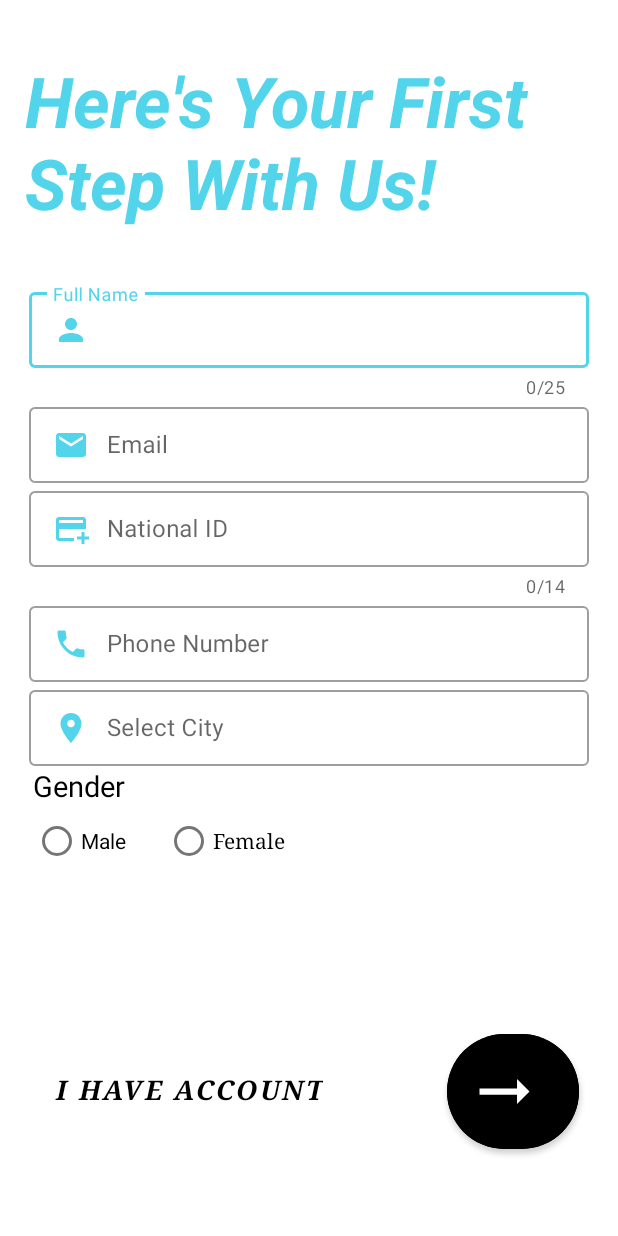
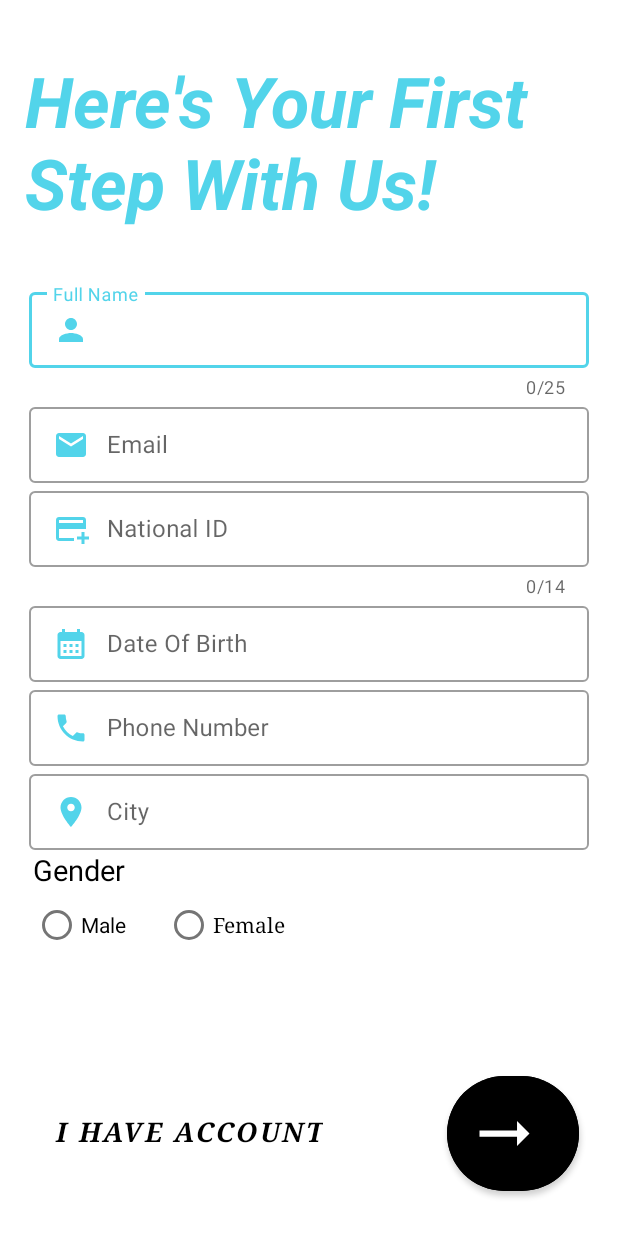
Before and after one commit to Hanan-Elsayed/Can-You..-, an Android app: the Signup1Fragment screen opened directly, with no data from a screen before it, on a phone screen of 412 x 824 dp. Run offline under Robolectric (Android 15) with nearby library versions, the phone set to English and light mode, and no system bars; our stand-ins replace sdp/ssp sizes.

Commit message:
Date Picker

```diff
--- a/app/src/main/java/com/example/canyou/Signup1Fragment.java
+++ b/app/src/main/java/com/example/canyou/Signup1Fragment.java
@@ -1,5 +1,9 @@
 package com.example.canyou;
 
+import android.app.DatePickerDialog;
+import android.graphics.Color;
+import android.graphics.drawable.ColorDrawable;
+import android.graphics.drawable.Drawable;
 import android.os.Bundle;
 
 import androidx.fragment.app.Fragment;
@@ -7,41 +11,29 @@ import androidx.fragment.app.Fragment;
 import android.view.LayoutInflater;
 import android.view.View;
 import android.view.ViewGroup;
+import android.widget.DatePicker;
 
-/**
- * A simple {@link Fragment} subclass.
- * Use the {@link Signup1Fragment#newInstance} factory method to
- * create an instance of this fragment.
- */
+import com.google.android.material.textfield.TextInputEditText;
+import com.google.android.material.textfield.TextInputLayout;
+
+import java.time.Year;
+import java.util.Calendar;
+
+
 public class Signup1Fragment extends Fragment {
-
-    // TODO: Rename parameter arguments, choose names that match
-    // the fragment initialization parameters, e.g. ARG_ITEM_NUMBER
-    private static final String ARG_PARAM1 = "param1";
-    private static final String ARG_PARAM2 = "param2";
-
-    // TODO: Rename and change types of parameters
-    private String mParam1;
-    private String mParam2;
 
     public Signup1Fragment() {
         // Required empty public constructor
     }
+TextInputLayout dateOfBirth;
+    TextInputEditText dateOfBirthEt;
+    DatePickerDialog.OnDateSetListener setListener;
 
-    /**
-     * Use this factory method to create a new instance of
-     * this fragment using the provided parameters.
-     *
-     * @param param1 Parameter 1.
-     * @param param2 Parameter 2.
-     * @return A new instance of fragment Signup1Fragment.
-     */
     // TODO: Rename and change types and number of parameters
     public static Signup1Fragment newInstance(String param1, String param2) {
         Signup1Fragment fragment = new Signup1Fragment();
         Bundle args = new Bundle();
-        args.putString(ARG_PARAM1, param1);
-        args.putString(ARG_PARAM2, param2);
+
         fragment.setArguments(args);
         return fragment;
     }
@@ -50,8 +42,7 @@ public class Signup1Fragment extends Fragment {
     public void onCreate(Bundle savedInstanceState) {
         super.onCreate(savedInstanceState);
         if (getArguments() != null) {
-            mParam1 = getArguments().getString(ARG_PARAM1);
-            mParam2 = getArguments().getString(ARG_PARAM2);
+
         }
     }
 
@@ -59,6 +50,32 @@ public class Signup1Fragment extends Fragment {
     public View onCreateView(LayoutInflater inflater, ViewGroup container,
                              Bundle savedInstanceState) {
         // Inflate the layout for this fragment
-        return inflater.inflate(R.layout.fragment_signup1, container, false);
+        View view =inflater.inflate(R.layout.fragment_signup1, container, false);
+        dateOfBirth=view.findViewById(R.id.date_of_birth);
+        dateOfBirthEt=view.findViewById(R.id.date_of_birthET);
+        Calendar calendar =Calendar.getInstance();
+        final int year =calendar.get(calendar.YEAR);
+        final int month =calendar.get(calendar.MONTH);
+        final int day =calendar.get(calendar.DAY_OF_MONTH);
+        dateOfBirthEt.setOnClickListener(new View.OnClickListener() {
+     @Override
+     public void onClick(View v) {
+         DatePickerDialog datePickerDialog = new DatePickerDialog(
+                 getContext(), new DatePickerDialog.OnDateSetListener() {
+             @Override
+             public void onDateSet(DatePicker view, int year, int month, int dayOfMonth) {
+
+                 dateOfBirthEt.setText(dayOfMonth+"/"+(month+1)+"/"+year);
+             }
+         },year,month,day);
+         datePickerDialog.getDatePicker().setMaxDate(System.currentTimeMillis());
+         calendar.add(Calendar.DATE,-7);
+         datePickerDialog.getDatePicker().setMinDate(Calendar.MILLISECOND);
+         datePickerDialog.show();
+
+     }
+ });
+
+        return view;
     }
 }
--- /dev/null
+++ b/app/src/main/res/drawable/ic_baseline_calendar_month_24.xml
@@ -0,0 +1,5 @@
+<vector android:height="24dp" android:tint="#52D4EA"
+    android:viewportHeight="24" android:viewportWidth="24"
+    android:width="24dp" xmlns:android="http://schemas.android.com/apk/res/android">
+    <path android:fillColor="@android:color/white" android:pathData="M19,4h-1V2h-2v2H8V2H6v2H5C3.89,4 3.01,4.9 3.01,6L3,20c0,1.1 0.89,2 2,2h14c1.1,0 2,-0.9 2,-2V6C21,4.9 20.1,4 19,4zM19,20H5V10h14V20zM9,14H7v-2h2V14zM13,14h-2v-2h2V14zM17,14h-2v-2h2V14zM9,18H7v-2h2V18zM13,18h-2v-2h2V18zM17,18h-2v-2h2V18z"/>
+</vector>
--- a/app/src/main/res/layout/fragment_signup1.xml
+++ b/app/src/main/res/layout/fragment_signup1.xml
@@ -65,6 +65,24 @@
 
          />
  </com.google.android.material.textfield.TextInputLayout>
+    <com.google.android.material.textfield.TextInputLayout
+
+        android:id="@+id/date_of_birth"
+        android:layout_width="match_parent"
+        android:layout_height="wrap_content"
+        android:hint="@string/DOB_hint"
+        style="@style/Widget.MaterialComponents.TextInputLayout.OutlinedBox.Dense"
+        >
+
+        <com.google.android.material.textfield.TextInputEditText
+            android:id="@+id/date_of_birthET"
+            android:layout_width="match_parent"
+            android:layout_height="wrap_content"
+            android:focusable="false"
+            android:drawableLeft="@drawable/ic_baseline_calendar_month_24"
+            android:drawablePadding="@dimen/_9sdp"
+            />
+    </com.google.android.material.textfield.TextInputLayout>
 <com.google.android.material.textfield.TextInputLayout
 
     android:id="@+id/phone_num"
--- a/app/src/main/res/values/strings.xml
+++ b/app/src/main/res/values/strings.xml
@@ -13,10 +13,11 @@
     <string name="female_gender">Female</string>
     <string name="name_hint">Full Name</string>
     <string name="national_id_hint">National ID</string>
+    <string name="DOB_hint">Date Of Birth</string>
     <string name="phone_num_hint">Phone Number</string>
     <string name="confirm_pass_hint">Confirm Password</string>
     <string name="have_acc">I Have Account</string>
-    <string name="select_hint">Select City</string>
+    <string name="select_hint">City</string>
     // Navigation Drawer
     <string name="open_nav">Open Navigation Drawer</string>
     <string name="close_nav">Close Navigation Drawer</string>
```
